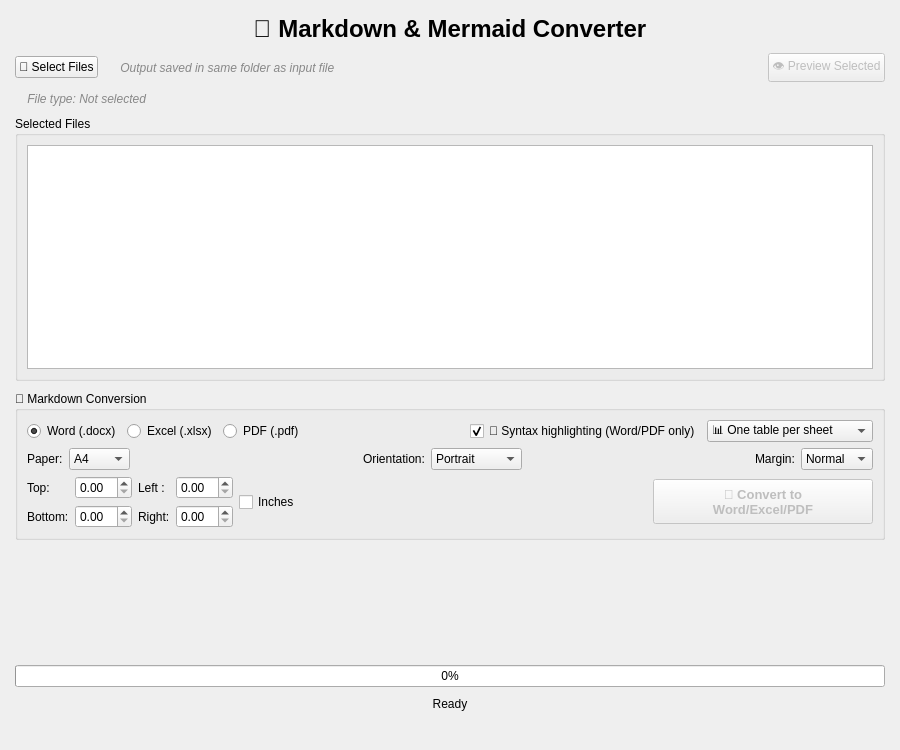
Above: ui/main_window.ui from Arean82/Markdown-to-Word-Excel-Converter before the change. Below: the same form after it.
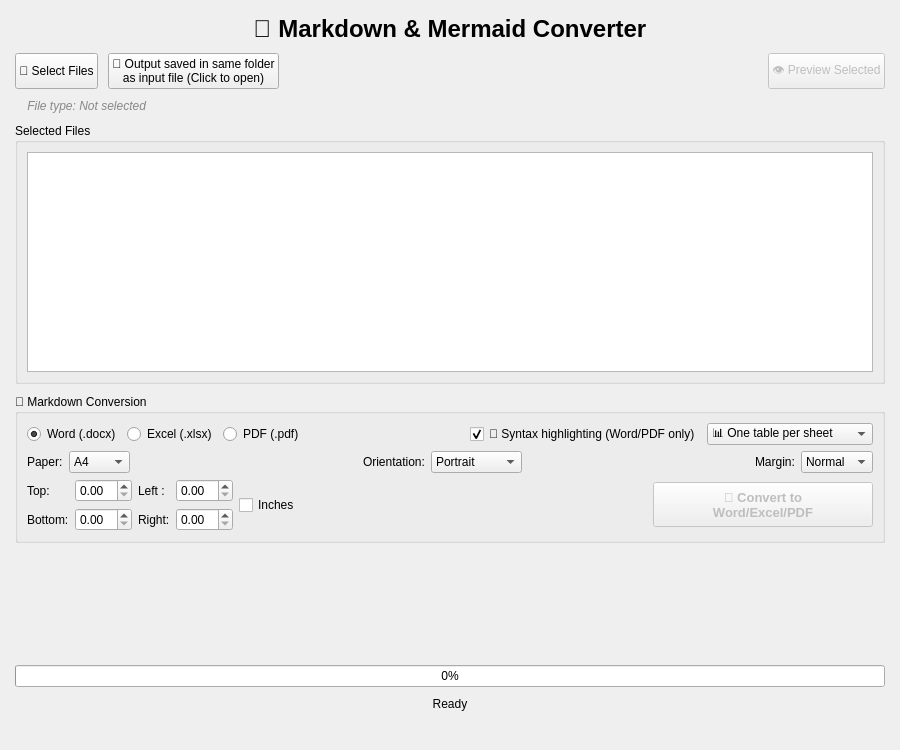
That is the form after the change.

Commit message: feat: implement MainWindow class and UI layout for Markdown Converter application

The edit to the form file:
```diff
--- a/ui/main_window.ui
+++ b/ui/main_window.ui
@@ -50,18 +50,31 @@
      <layout class="QHBoxLayout" name="fileLayout">
       <item>
        <widget class="QPushButton" name="selectFileBtn">
+        <property name="sizePolicy">
+         <sizepolicy hsizetype="Minimum" vsizetype="Minimum">
+          <horstretch>0</horstretch>
+          <verstretch>0</verstretch>
+         </sizepolicy>
+        </property>
         <property name="text">
          <string>📂 Select Files</string>
         </property>
        </widget>
       </item>
       <item>
-       <widget class="QLabel" name="outputLabel">
-        <property name="styleSheet">
-         <string>color: #888; font-style: italic;</string>
+       <widget class="QPushButton" name="openOutputFolderBtn">
+        <property name="sizePolicy">
+         <sizepolicy hsizetype="Minimum" vsizetype="Minimum">
+          <horstretch>0</horstretch>
+          <verstretch>0</verstretch>
+         </sizepolicy>
         </property>
         <property name="text">
-         <string>💾 Output saved in same folder as input file</string>
+         <string>💾 Output saved in same folder
+as input file (Click to open)</string>
+        </property>
+        <property name="toolTip">
+         <string>Open the output folder</string>
         </property>
        </widget>
       </item>
@@ -80,6 +93,12 @@
       </item>
       <item>
        <widget class="QPushButton" name="previewBtn">
+        <property name="sizePolicy">
+         <sizepolicy hsizetype="Minimum" vsizetype="Minimum">
+          <horstretch>0</horstretch>
+          <verstretch>0</verstretch>
+         </sizepolicy>
+        </property>
         <property name="enabled">
          <bool>false</bool>
         </property>
```
The commit also changes 2 other files.
